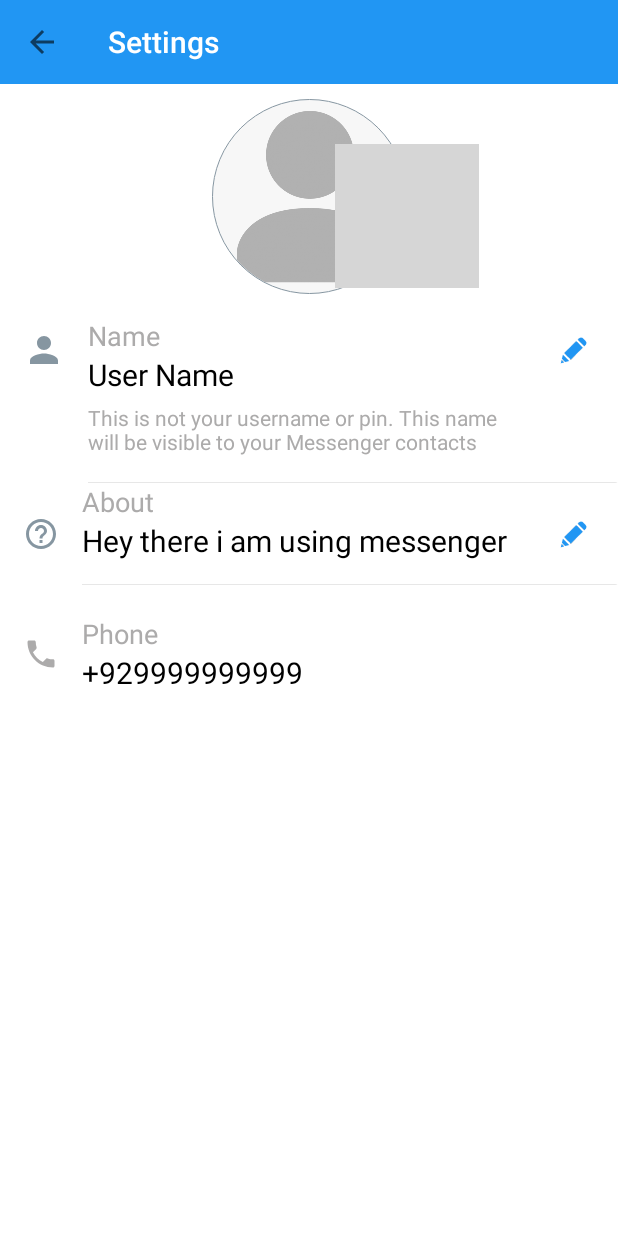
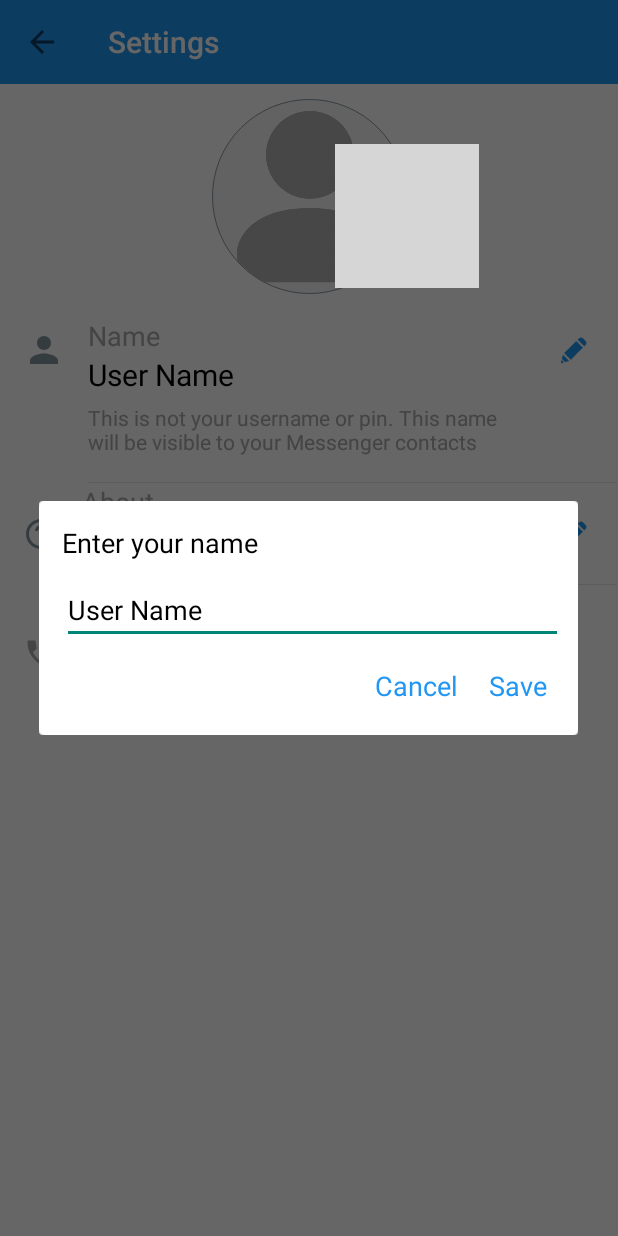
Before and after one commit to zeeshantaj/Massenger_App, an Android app: the fragment Setting_Profile_Fragment placed in its activity, after a tap on "Name", on a phone screen of 412 x 824 dp. Run offline under Robolectric (Android 15) with nearby library versions, the phone set to English and light mode, and no system bars; our stand-ins replace CircleImageView, Firebase (no records; nobody signed in at launch, a user with empty details on screens opened directly); grey boxes are pictures that could not be loaded.

Commit message:
third8 commit

```diff
--- a/app/src/main/java/com/example/massenger_application/Settings/Setting_Profile_Fragment.java
+++ b/app/src/main/java/com/example/massenger_application/Settings/Setting_Profile_Fragment.java
@@ -1,14 +1,19 @@
 package com.example.massenger_application.Settings;
 
+import android.content.DialogInterface;
 import android.os.Bundle;
+import android.os.Handler;
 import android.view.LayoutInflater;
 import android.view.View;
 import android.view.ViewGroup;
+import android.widget.Button;
+import android.widget.EditText;
 import android.widget.TextView;
 import android.widget.Toast;
 
 import androidx.annotation.NonNull;
 import androidx.annotation.Nullable;
+import androidx.appcompat.app.AlertDialog;
 import androidx.cardview.widget.CardView;
 import androidx.constraintlayout.widget.ConstraintLayout;
 import androidx.fragment.app.Fragment;
@@ -21,6 +26,7 @@ import com.example.massenger_application.R;
 import com.example.massenger_application.Utils.FirebaseUtils;
 import com.google.android.gms.tasks.OnFailureListener;
 import com.google.android.gms.tasks.OnSuccessListener;
+import com.google.android.material.bottomsheet.BottomSheetDialog;
 import com.google.firebase.firestore.DocumentReference;
 import com.google.firebase.firestore.DocumentSnapshot;
 import com.google.firebase.firestore.auth.User;
@@ -74,25 +80,37 @@ public class Setting_Profile_Fragment extends Fragment {
               }
           });
 
-          setNameBottomSheet();
-          setStatusBottomSheet();
-      }
 
-      private void setNameBottomSheet(){
           userNameCard.setOnClickListener(new View.OnClickListener() {
               @Override
               public void onClick(View v) {
-
+                  showCustomSaveDialog();
               }
           });
       }
-      private void setStatusBottomSheet(){
-          statusCard.setOnClickListener(new View.OnClickListener() {
-              @Override
-              public void onClick(View v) {
+    private void showCustomSaveDialog() {
+        AlertDialog.Builder builder = new AlertDialog.Builder(getActivity());
+        View dialogView = getLayoutInflater().inflate(R.layout.name_bottom_dialogue, null);
+        builder.setView(dialogView);
 
-              }
-          });
-      }
+        EditText editTextFileName = dialogView.findViewById(R.id.editText);
+        TextView buttonSave = dialogView.findViewById(R.id.textView10);
+        TextView buttonCancel = dialogView.findViewById(R.id.textView11);
+
+        editTextFileName.setText(name.getText());
+
+        AlertDialog dialog = builder.create();
+        dialog.show();
+
+        buttonSave.setOnClickListener(v -> {
+                dialog.dismiss();
+        });
+        buttonCancel.setOnClickListener(v -> {
+
+                dialog.dismiss();
+        });
+
+
+    }
 
 }
--- /dev/null
+++ b/app/src/main/res/drawable/foreground_for_buttons.xml
@@ -0,0 +1,16 @@
+<?xml version="1.0" encoding="utf-8"?>
+<selector xmlns:android="http://schemas.android.com/apk/res/android">
+<!-- Pressed state -->
+<item android:state_pressed="true">
+    <shape android:shape="rectangle">
+        <solid android:color="#A1D2FA" /> <!-- Semi-transparent grey color when pressed -->
+        <corners android:radius="30dp" />
+    </shape>
+</item>
+<!-- Default state -->
+<item>
+    <shape android:shape="rectangle">
+        <solid android:color="@android:color/transparent" /> <!-- Transparent color when not pressed -->
+    </shape>
+</item>
+</selector>
--- /dev/null
+++ b/app/src/main/res/layout/name_bottom_dialogue.xml
@@ -0,0 +1,75 @@
+<?xml version="1.0" encoding="utf-8"?>
+<androidx.constraintlayout.widget.ConstraintLayout xmlns:android="http://schemas.android.com/apk/res/android"
+    android:layout_width="match_parent"
+    android:layout_height="match_parent"
+    xmlns:app="http://schemas.android.com/apk/res-auto">
+
+    <androidx.cardview.widget.CardView
+        android:layout_width="match_parent"
+        android:layout_height="wrap_content"
+        app:cardCornerRadius="4dp"
+        app:cardBackgroundColor="@color/white">
+        <androidx.constraintlayout.widget.ConstraintLayout
+            android:layout_width="match_parent"
+            android:layout_height="match_parent">
+
+            <TextView
+                android:id="@+id/textView7"
+                android:layout_width="wrap_content"
+                android:layout_height="wrap_content"
+                android:layout_marginStart="15dp"
+                android:layout_marginTop="15dp"
+                android:text="Enter your name"
+                android:textColor="@color/black"
+                android:textSize="18sp"
+                app:layout_constraintStart_toStartOf="parent"
+                app:layout_constraintTop_toTopOf="parent" />
+
+            <EditText
+                android:id="@+id/editText"
+                android:layout_width="0dp"
+                android:layout_height="wrap_content"
+                android:layout_marginTop="10dp"
+                android:textColor="@color/black"
+                android:layout_marginEnd="10dp"
+                app:layout_constraintEnd_toEndOf="parent"
+                app:layout_constraintStart_toStartOf="@+id/textView7"
+                app:layout_constraintTop_toBottomOf="@+id/textView7" />
+
+            <TextView
+                android:id="@+id/textView10"
+                android:layout_width="wrap_content"
+                android:layout_height="wrap_content"
+                android:text="Cancel"
+                android:textColor="@color/blue"
+                android:textSize="18sp"
+                android:padding="5dp"
+                android:clickable="true"
+                android:foreground="@drawable/foreground_for_buttons"
+                android:layout_marginEnd="10dp"
+                app:layout_constraintBottom_toBottomOf="@+id/textView11"
+                app:layout_constraintEnd_toStartOf="@+id/textView11"
+                app:layout_constraintTop_toTopOf="@+id/textView11" />
+
+            <TextView
+                android:id="@+id/textView11"
+                android:layout_width="wrap_content"
+                android:layout_height="wrap_content"
+                android:layout_marginTop="10dp"
+                android:layout_marginEnd="15dp"
+                android:clickable="true"
+                android:foreground="@drawable/foreground_for_buttons"
+                android:padding="5dp"
+                android:text="Save"
+                android:textColor="@color/blue"
+                android:textSize="18sp"
+                android:layout_marginBottom="15dp"
+                app:layout_constraintBottom_toBottomOf="parent"
+                app:layout_constraintEnd_toEndOf="parent"
+                app:layout_constraintTop_toBottomOf="@+id/editText" />
+
+        </androidx.constraintlayout.widget.ConstraintLayout>
+    </androidx.cardview.widget.CardView>
+
+
+</androidx.constraintlayout.widget.ConstraintLayout>
--- a/app/src/main/res/values-night/themes.xml
+++ b/app/src/main/res/values-night/themes.xml
@@ -6,6 +6,11 @@
         <item name="background">@color/black</item>
         <item name="android:textColor">@color/white</item>
     </style>
+    <style name="DialogStyle" parent="Theme.Design.Light.BottomSheetDialog">
+        <item name="android:windowIsFloating">false</item>
+        <item name="android:statusBarColor">@android:color/transparent</item>
+        <item name="android:windowSoftInputMode">adjustResize</item>
+    </style>
     <style name="OutlinedBoxStyle_Normal" parent="Widget.MaterialComponents.TextInputLayout.OutlinedBox">
         <item name="boxStrokeColor">@color/blue</item>
         <item name="android:textColorHint">@color/black</item>
--- a/app/src/main/res/values/themes.xml
+++ b/app/src/main/res/values/themes.xml
@@ -6,6 +6,11 @@
         <item name="background">@color/white</item>
         <item name="android:textColor">@color/black</item>
     </style>
+    <style name="DialogStyle" parent="Theme.Design.Light.BottomSheetDialog">
+        <item name="android:windowIsFloating">false</item>
+        <item name="android:statusBarColor">@android:color/transparent</item>
+        <item name="android:windowSoftInputMode">adjustResize</item>
+    </style>
 
     <style name="Theme.Massenger_Application" parent="Base.Theme.Massenger_Application" />
     <style name="OutlinedBoxStyle_Normal" parent="Widget.MaterialComponents.TextInputLayout.OutlinedBox">
```
Also changed, not shown: app/src/main/java/com/example/massenger_application/Settings/Settings_Home_Fragment.java (+0 -7 lines).
